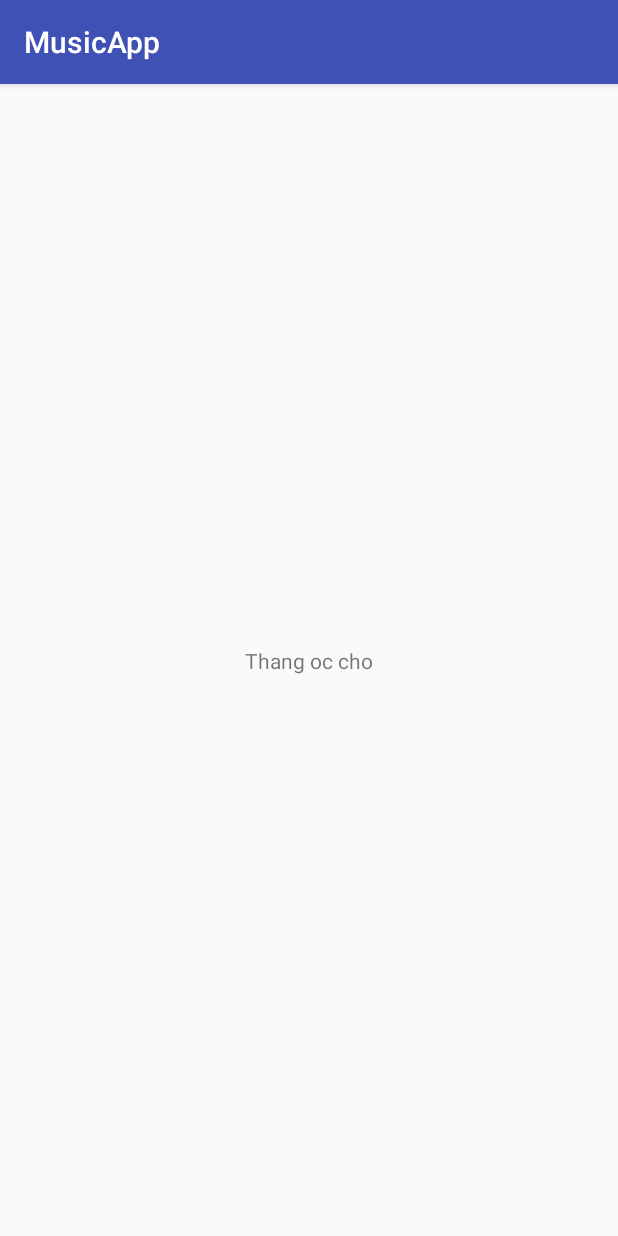
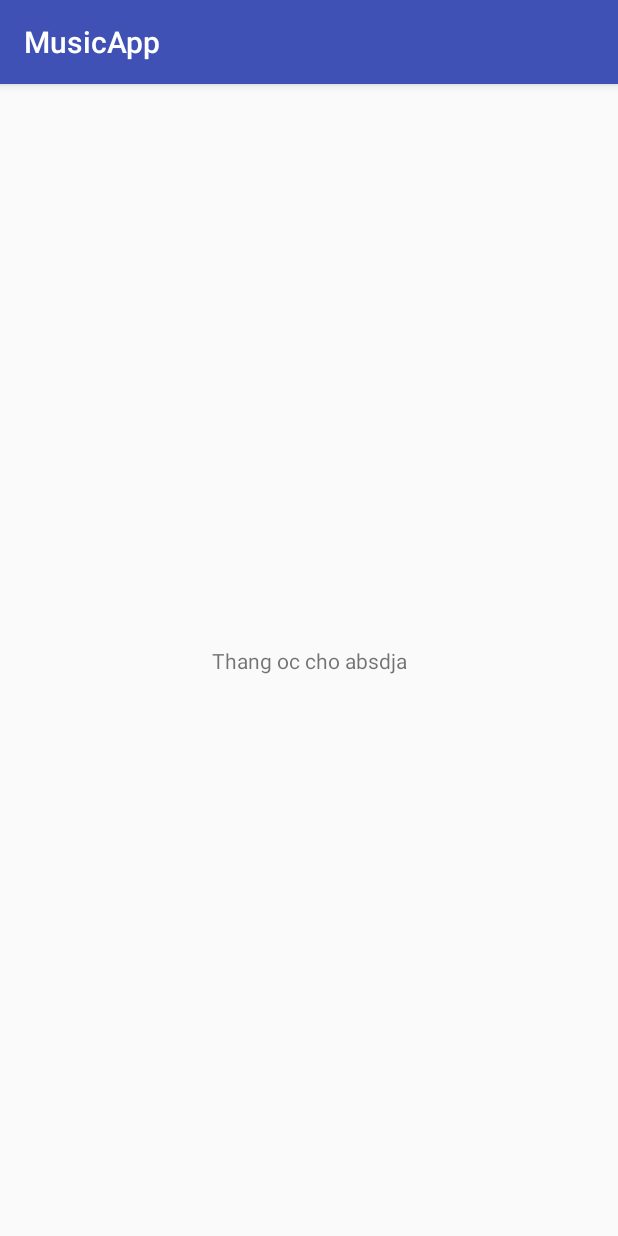
Before and after one commit to vietthang197/MusicApp, an Android app: the screen it shows after launch (MainActivity), on a phone screen of 412 x 824 dp. Run offline under Robolectric (Android 15) with nearby library versions, the phone set to English and light mode, and no system bars.

Commit message:
update again

```diff
--- a/app/src/main/res/layout/activity_main.xml
+++ b/app/src/main/res/layout/activity_main.xml
@@ -9,7 +9,7 @@
     <TextView
         android:layout_width="wrap_content"
         android:layout_height="wrap_content"
-        android:text="Thang oc cho"
+        android:text="Thang oc cho absdja"
         app:layout_constraintBottom_toBottomOf="parent"
         app:layout_constraintLeft_toLeftOf="parent"
         app:layout_constraintRight_toRightOf="parent"
```
